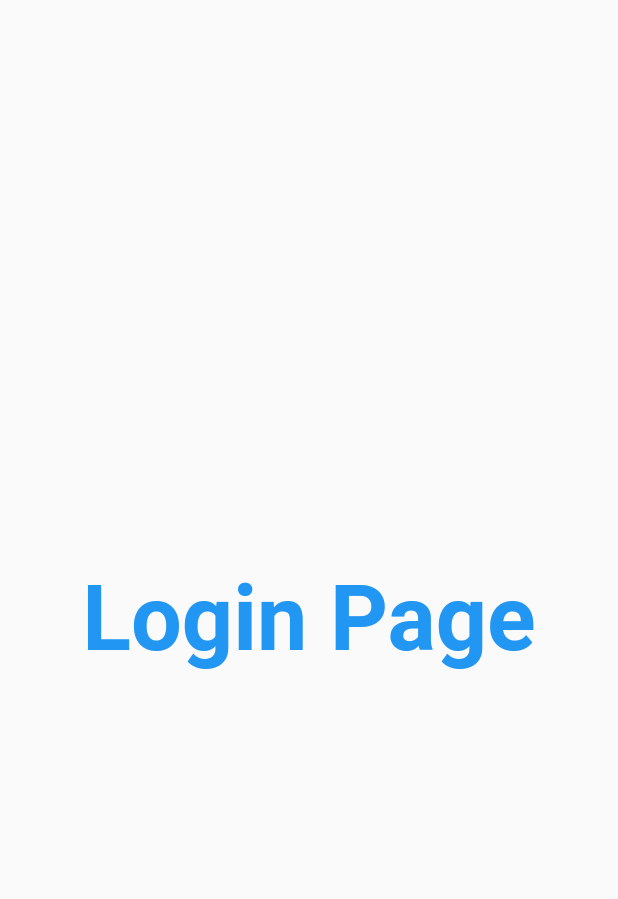
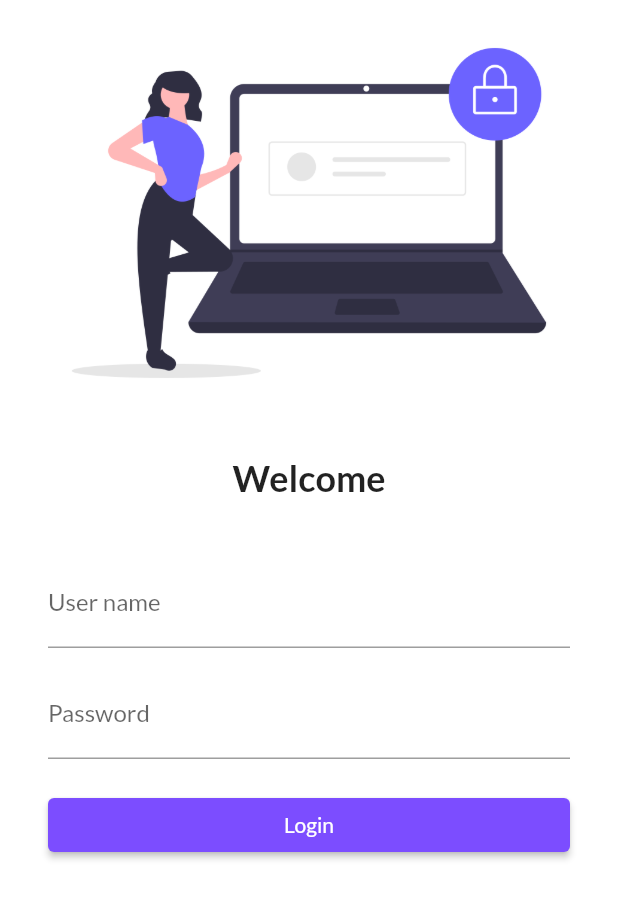
Before and after one commit to klloni/flutter_projects, a Flutter app: the screen it shows after launch, on a phone screen of 412 x 824 dp. Shown: the top 899 px of the screen. Run offline on Flutter 3.47's test engine with Material 2 defaults, Android fonts, the phone set to English and light mode, and no system bars; our stand-ins replace google_fonts.

Commit message:
day 4 completed

```diff
--- a/lib/main.dart
+++ b/lib/main.dart
@@ -1,6 +1,7 @@
 import 'package:first_app/pages/Login_page.dart';
 import 'package:first_app/pages/home_page.dart';
 import 'package:flutter/material.dart';
+import 'package:google_fonts/google_fonts.dart';
 
 void main() {
   runApp(MyApp());
@@ -18,7 +19,11 @@ class MyApp extends StatelessWidget {
 
     return MaterialApp(
       themeMode: ThemeMode.dark,
-      darkTheme: ThemeData(brightness: Brightness.light),
+      darkTheme: ThemeData(
+        brightness: Brightness.light,
+        primarySwatch: Colors.deepPurple,
+        fontFamily: GoogleFonts.lato().fontFamily,
+      ),
       routes: {
         "/": (context) => LoginPage(),
         "/home": (context) => HomePage(),
--- a/lib/pages/Login_page.dart
+++ b/lib/pages/Login_page.dart
@@ -3,14 +3,48 @@ import 'package:flutter/material.dart';
 class LoginPage extends StatelessWidget {
   @override
   Widget build(BuildContext context) {
-    return const Material(
-      child: Center(
-          child: Text(
-        "Login Page",
-        style: TextStyle(
-            fontSize: 20, color: Colors.blue, fontWeight: FontWeight.bold),
-        textScaleFactor: 3.0,
-      )),
+    return Material(
+      color: Colors.white,
+      child: Column(
+        children: [
+          Image.asset(
+            "assets/image/login_image.png",
+            fit: BoxFit.cover,
+          ),
+          const SizedBox(
+            height: 20.0,
+          ),
+          const Text("Welcome",
+              style: TextStyle(fontSize: 24, fontWeight: FontWeight.bold)),
+          const SizedBox(height: 24.0),
+          Padding(
+            padding: const EdgeInsets.symmetric(vertical: 16, horizontal: 32),
+            child: Column(
+              children: [
+                TextFormField(
+                    decoration: const InputDecoration(
+                        hintText: "Enter username", labelText: "User name")),
+                const SizedBox(height: 15),
+                TextFormField(
+                    obscureText: true,
+                    decoration: const InputDecoration(
+                        hintText: "Enter password", labelText: "Password")),
+                const SizedBox(height: 20),
+                ElevatedButton(
+                    style: ButtonStyle(
+                        backgroundColor:
+                            MaterialStateProperty.all(Colors.deepPurpleAccent),
+                        minimumSize: MaterialStateProperty.all(
+                            Size(double.maxFinite, 36))),
+                    onPressed: () {
+                      print("Successfully logged in!");
+                    },
+                    child: const Text("Login")),
+              ],
+            ),
+          )
+        ],
+      ),
     );
   }
 }
--- a/pubspec.yaml
+++ b/pubspec.yaml
@@ -35,6 +35,7 @@ dependencies:
   # The following adds the Cupertino Icons font to your application.
   # Use with the CupertinoIcons class for iOS style icons.
   cupertino_icons: ^1.0.2
+  google_fonts: ^5.0.0
 
 dev_dependencies:
   flutter_test:
@@ -59,8 +60,8 @@ flutter:
   uses-material-design: true
 
   # To add assets to your application, add an assets section, like this:
-  # assets:
-  #   - images/a_dot_burr.jpeg
+  assets:
+    - assets/image/
   #   - images/a_dot_ham.jpeg
 
   # An image asset can refer to one or more resolution-specific "variants", see
```
Also changed, not shown: assets/image/login_image.png (added), pubspec.lock, 1 other file.
